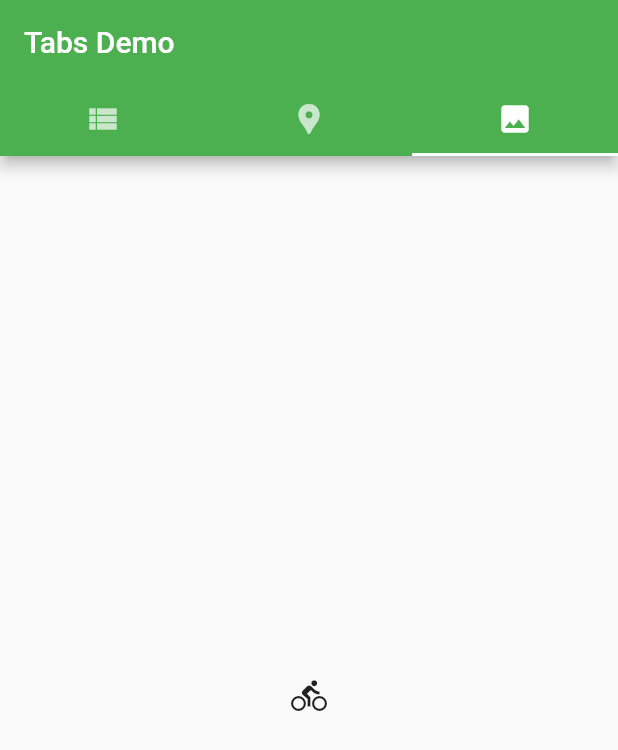
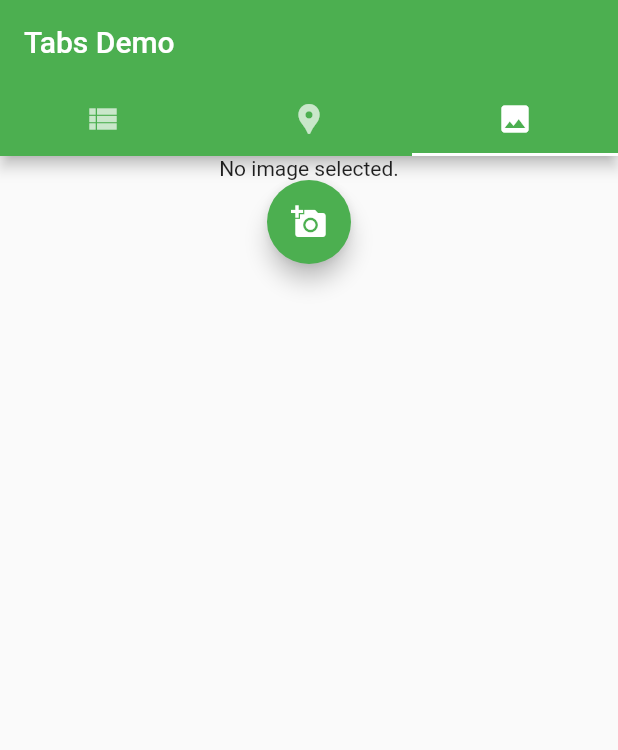
Before and after one commit to shylton/wasteagram, a Flutter app: the screen it shows after launch, tab 3 chosen, on a phone screen of 412 x 824 dp. Shown: the top 750 px of the screen. Run offline on Flutter 3.47's test engine with Material 2 defaults, Android fonts, the phone set to English and light mode, and no system bars; our stand-ins replace cloud_firestore, firebase_core, image_picker, location; accounts and stored records are empty.

Commit message:
added photo picker tester

```diff
--- /dev/null
+++ b/lib/widgets/photo_picker.dart
@@ -0,0 +1,40 @@
+import 'dart:io';
+
+import 'package:flutter/material.dart';
+import 'package:image_picker/image_picker.dart';
+
+class PhotoPicker extends StatefulWidget {
+  @override
+  _PhotoPickerState createState() => _PhotoPickerState();
+}
+
+class _PhotoPickerState extends State<PhotoPicker> {
+  File _image;
+  final picker = ImagePicker();
+
+  Future getImage() async {
+    final pickedFile = await picker.getImage(source: ImageSource.camera);
+
+    setState(() {
+      if (pickedFile != null) {
+        _image = File(pickedFile.path);
+      } else {
+        print('No image selected.');
+      }
+    });
+  }
+
+  @override
+  Widget build(BuildContext context) {
+    return Column(children: [
+      Center(
+        child: _image == null ? Text('No image selected.') : Image.file(_image),
+      ),
+      FloatingActionButton(
+        onPressed: getImage,
+        tooltip: 'Pick Image',
+        child: Icon(Icons.add_a_photo),
+      )
+    ]);
+  }
+}
--- a/lib/widgets/tab_bar_home.dart
+++ b/lib/widgets/tab_bar_home.dart
@@ -1,5 +1,6 @@
 import 'package:flutter/material.dart';
 import 'package:wasteagram/widgets/item_list.dart';
+import 'package:wasteagram/widgets/photo_picker.dart';
 import 'package:wasteagram/widgets/share_location_screen.dart';
 
 /// used mainly in testing
@@ -24,7 +25,7 @@ class TabBarHome extends StatelessWidget {
           children: [
             ItemList(),
             ShareLocationScreen(),
-            Icon(Icons.directions_bike),
+            PhotoPicker(),
           ],
         ),
       ),
```
